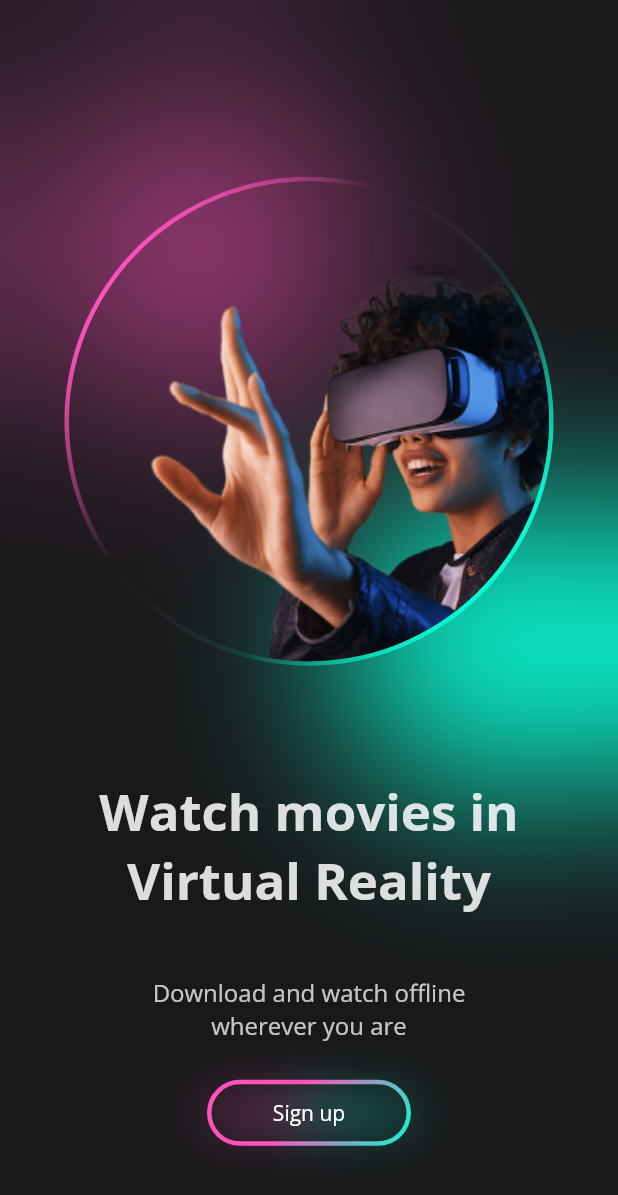
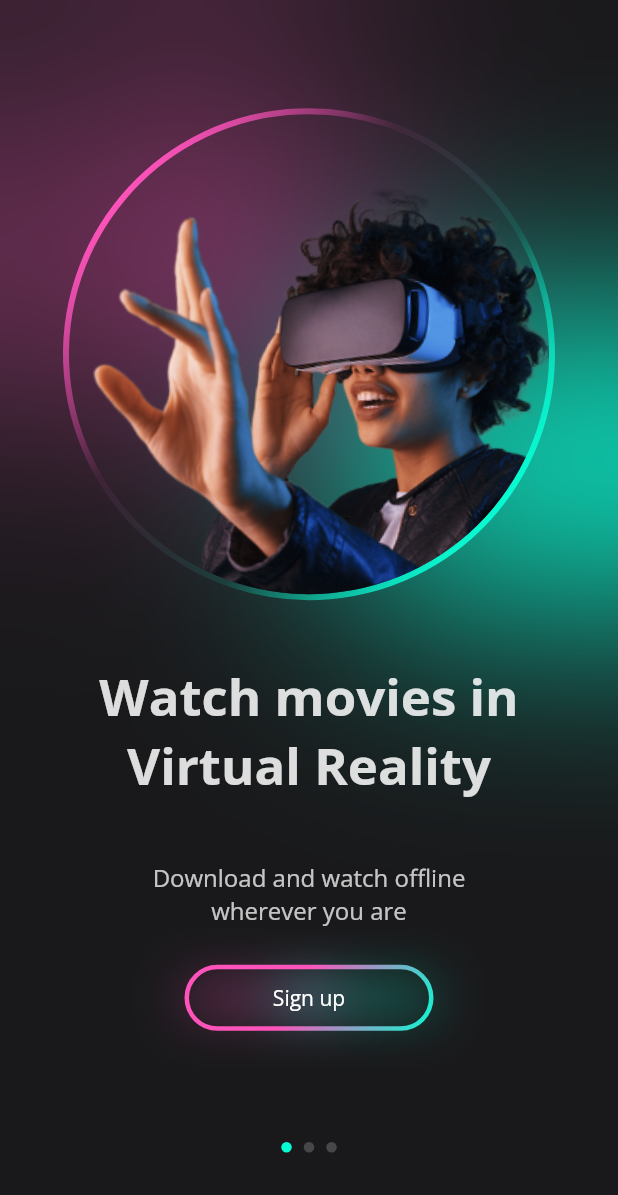
Before and after one commit to Khylesiarot/moviesapp_siarot, a Flutter app: the screen it shows after launch, on a phone screen of 412 x 824 dp. Shown: the top 1195 px of the screen. Run offline on Flutter 3.47's test engine with Material 2 defaults, Android fonts, the phone set to English and light mode, and no system bars; our stand-ins replace google_fonts, gradient_borders.

Commit message:
Onboard page  dot indicator

```diff
--- a/lib/Screens/onboardingscreen.dart
+++ b/lib/Screens/onboardingscreen.dart
@@ -43,7 +43,7 @@ class OnboardingScreen extends StatelessWidget {
                   ),
                 )),
             Positioned(
-                top: screenHeight * .4,
+                top: screenHeight * .251,
                 left: screenWidth * .55,
                 child: Container(
                   height: 200,
@@ -54,12 +54,12 @@ class OnboardingScreen extends StatelessWidget {
                   ),
                   child: BackdropFilter(
                     filter: ImageFilter.blur(
-                      sigmaX: 60,
-                      sigmaY: 60,
+                      sigmaX: 80,
+                      sigmaY: 80,
                     ),
                     child: Container(
-                      height: 120,
-                      width: 120,
+                      height: 200,
+                      width: 200,
                       color: Colors.transparent,
                     ),
                   ),
@@ -76,17 +76,17 @@ class OnboardingScreen extends StatelessWidget {
                   child: Align(
                     alignment: Alignment.topCenter,
                     child: RotationTransition(
-                      turns: const AlwaysStoppedAnimation(35 / 360),
+                      turns: const AlwaysStoppedAnimation(40/ 360),
                       child: Container(
                         decoration: BoxDecoration(
                             border: GradientBoxBorder(
                               gradient: LinearGradient(colors: [
                                 Constants.pnk,
-                                Constants.pnk.withOpacity(.0),
+                                Constants.pnk.withOpacity(.07),
                                 Constants.grn.withOpacity(.1),
                                 Constants.grn,
                               ]),
-                              width: 3,
+                              width: 4,
                             ),
                             borderRadius: BorderRadius.circular(200)),
                         child: ClipRRect(
@@ -102,9 +102,9 @@ class OnboardingScreen extends StatelessWidget {
                               fit: BoxFit.cover,
                               child: Padding(
                                 padding: EdgeInsets.only(
-                                  left: 120,
-                                  top: 20,
-                                  bottom: 30,
+                                  left: 60,
+                                  top: 30,
+                                  bottom: 10,
                                 ),
                                 child: RotationTransition(
                                   turns:  AlwaysStoppedAnimation(325 / 360),
@@ -120,7 +120,7 @@ class OnboardingScreen extends StatelessWidget {
                 ),
 
                  SizedBox(
-                    height: screenHeight * 0.09,
+                    height: screenHeight * 0.05,
                   ),
 
                      Text(
@@ -128,8 +128,8 @@ class OnboardingScreen extends StatelessWidget {
                     textAlign: TextAlign.center,
                     style: TextStyle(
                       color: Constants.kWhiteColor.withOpacity(0.85),
-                      fontSize: screenHeight <= 667 ? 18 : 34,
-                      fontWeight: FontWeight.w700,
+                      fontSize: screenHeight <= 667 ? 17 : 34,
+                      fontWeight: FontWeight.bold,
                     ),
                   ),
                   SizedBox(
@@ -186,7 +186,7 @@ class OnboardingScreen extends StatelessWidget {
                     child: Container(
                       alignment: Alignment.center,
                       height: 38,
-                      width: 130,
+                      width: 160,
                       decoration: const BoxDecoration(
                         color: Colors.transparent,
 
@@ -201,9 +201,34 @@ class OnboardingScreen extends StatelessWidget {
 
                     ),
                   ),
-                ))
+                )),
 
+                   SizedBox(
+                    height: screenHeight * 0.09,
+                  ),
 
+                  Row(
+                    mainAxisAlignment: MainAxisAlignment.center,
+                    children: List.generate(
+                      3,
+                      (index) {
+                        return Container(
+                          height: 7,
+                          width: 7,
+                          margin: const EdgeInsets.symmetric(horizontal: 4),
+                          decoration: BoxDecoration(
+                            shape: BoxShape.circle,
+                            color: index == 0
+                                ? Constants.grn
+                                : Constants.kWhiteColor.withOpacity(0.2),
+                          ),
+                        );
+                      },
+                    ),
+                  ),
+                  SizedBox(
+                    height: screenHeight * 0.05,
+                  )
               ],
             ))
           ],
--- a/pubspec.yaml
+++ b/pubspec.yaml
@@ -37,6 +37,7 @@ dependencies:
   cupertino_icons: ^1.0.2
   google_fonts: ^4.0.3
   gradient_borders: ^1.0.0
+  introduction_screen: ^3.1.6
 
 dev_dependencies:
   flutter_test:
```
Also changed, not shown: pubspec.lock.
